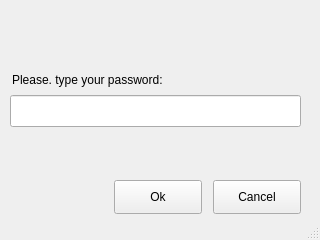
First picture: the form in buttermanager/buttermanager/ui/PasswordWindow.ui, repository egara/buttermanager, before the edit.
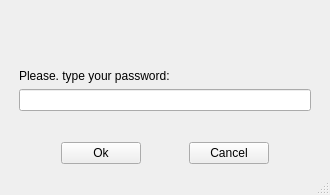
Second picture: the form after the edit.

Commit message: Issue #29. Adjusting layout for PasswordWindow

What changed in the file:
```diff
--- a/buttermanager/buttermanager/ui/PasswordWindow.ui
+++ b/buttermanager/buttermanager/ui/PasswordWindow.ui
@@ -6,96 +6,196 @@
    <rect>
     <x>0</x>
     <y>0</y>
-    <width>320</width>
-    <height>240</height>
+    <width>330</width>
+    <height>195</height>
    </rect>
   </property>
   <property name="windowTitle">
    <string>Password</string>
   </property>
   <widget class="QWidget" name="centralwidget">
-   <widget class="QLabel" name="label_password">
-    <property name="geometry">
-     <rect>
-      <x>12</x>
-      <y>70</y>
-      <width>190</width>
-      <height>20</height>
-     </rect>
-    </property>
-    <property name="text">
-     <string>Please. type your password:</string>
-    </property>
-   </widget>
-   <widget class="QLineEdit" name="input_password">
-    <property name="geometry">
-     <rect>
-      <x>10</x>
-      <y>95</y>
-      <width>291</width>
-      <height>32</height>
-     </rect>
-    </property>
-    <property name="echoMode">
-     <enum>QLineEdit::Password</enum>
-    </property>
-   </widget>
-   <widget class="QPushButton" name="button_ok">
-    <property name="geometry">
-     <rect>
-      <x>114</x>
-      <y>180</y>
-      <width>88</width>
-      <height>34</height>
-     </rect>
-    </property>
-    <property name="text">
-     <string>Ok</string>
-    </property>
-   </widget>
-   <widget class="QPushButton" name="button_cancel">
-    <property name="geometry">
-     <rect>
-      <x>213</x>
-      <y>180</y>
-      <width>88</width>
-      <height>34</height>
-     </rect>
-    </property>
-    <property name="text">
-     <string>Cancel</string>
-    </property>
-   </widget>
-   <widget class="QPushButton" name="button_lock">
-    <property name="geometry">
-     <rect>
-      <x>140</x>
-      <y>20</y>
-      <width>41</width>
-      <height>34</height>
-     </rect>
-    </property>
-    <property name="font">
-     <font>
-      <kerning>false</kerning>
-     </font>
-    </property>
-    <property name="cursor">
-     <cursorShape>ArrowCursor</cursorShape>
-    </property>
-    <property name="toolTip">
-     <string/>
-    </property>
-    <property name="autoFillBackground">
-     <bool>false</bool>
-    </property>
-    <property name="text">
-     <string/>
-    </property>
-    <property name="flat">
-     <bool>true</bool>
-    </property>
-   </widget>
+   <layout class="QVBoxLayout" name="verticalLayout_3">
+    <item>
+     <spacer name="verticalSpacer_3">
+      <property name="orientation">
+       <enum>Qt::Vertical</enum>
+      </property>
+      <property name="sizeHint" stdset="0">
+       <size>
+        <width>20</width>
+        <height>40</height>
+       </size>
+      </property>
+     </spacer>
+    </item>
+    <item>
+     <layout class="QVBoxLayout" name="verticalLayout_2">
+      <property name="leftMargin">
+       <number>10</number>
+      </property>
+      <property name="rightMargin">
+       <number>10</number>
+      </property>
+      <item>
+       <layout class="QHBoxLayout" name="horizontalLayout">
+        <item>
+         <spacer name="horizontalSpacer">
+          <property name="orientation">
+           <enum>Qt::Horizontal</enum>
+          </property>
+          <property name="sizeHint" stdset="0">
+           <size>
+            <width>40</width>
+            <height>20</height>
+           </size>
+          </property>
+         </spacer>
+        </item>
+        <item>
+         <widget class="QPushButton" name="button_lock">
+          <property name="font">
+           <font>
+            <kerning>false</kerning>
+           </font>
+          </property>
+          <property name="cursor">
+           <cursorShape>ArrowCursor</cursorShape>
+          </property>
+          <property name="toolTip">
+           <string/>
+          </property>
+          <property name="autoFillBackground">
+           <bool>false</bool>
+          </property>
+          <property name="text">
+           <string/>
+          </property>
+          <property name="flat">
+           <bool>true</bool>
+          </property>
+         </widget>
+        </item>
+        <item>
+         <spacer name="horizontalSpacer_2">
+          <property name="orientation">
+           <enum>Qt::Horizontal</enum>
+          </property>
+          <property name="sizeHint" stdset="0">
+           <size>
+            <width>40</width>
+            <height>20</height>
+           </size>
+          </property>
+         </spacer>
+        </item>
+       </layout>
+      </item>
+      <item>
+       <spacer name="verticalSpacer_2">
+        <property name="orientation">
+         <enum>Qt::Vertical</enum>
+        </property>
+        <property name="sizeHint" stdset="0">
+         <size>
+          <width>20</width>
+          <height>40</height>
+         </size>
+        </property>
+       </spacer>
+      </item>
+      <item>
+       <widget class="QLabel" name="label_password">
+        <property name="text">
+         <string>Please. type your password:</string>
+        </property>
+       </widget>
+      </item>
+      <item>
+       <widget class="QLineEdit" name="input_password">
+        <property name="echoMode">
+         <enum>QLineEdit::Password</enum>
+        </property>
+       </widget>
+      </item>
+      <item>
+       <spacer name="verticalSpacer">
+        <property name="orientation">
+         <enum>Qt::Vertical</enum>
+        </property>
+        <property name="sizeHint" stdset="0">
+         <size>
+          <width>20</width>
+          <height>40</height>
+         </size>
+        </property>
+       </spacer>
+      </item>
+     </layout>
+    </item>
+    <item>
+     <layout class="QHBoxLayout" name="horizontalLayout_2">
+      <property name="leftMargin">
+       <number>10</number>
+      </property>
+      <property name="rightMargin">
+       <number>10</number>
+      </property>
+      <item>
+       <spacer name="horizontalSpacer_3">
+        <property name="orientation">
+         <enum>Qt::Horizontal</enum>
+        </property>
+        <property name="sizeHint" stdset="0">
+         <size>
+          <width>40</width>
+          <height>20</height>
+         </size>
+        </property>
+       </spacer>
+      </item>
+      <item>
+       <widget class="QPushButton" name="button_ok">
+        <property name="text">
+         <string>Ok</string>
+        </property>
+       </widget>
+      </item>
+      <item>
+       <spacer name="horizontalSpacer_5">
+        <property name="orientation">
+         <enum>Qt::Horizontal</enum>
+        </property>
+        <property name="sizeHint" stdset="0">
+         <size>
+          <width>40</width>
+          <height>20</height>
+         </size>
+        </property>
+       </spacer>
+      </item>
+      <item>
+       <widget class="QPushButton" name="button_cancel">
+        <property name="text">
+         <string>Cancel</string>
+        </property>
+       </widget>
+      </item>
+      <item>
+       <spacer name="horizontalSpacer_4">
+        <property name="orientation">
+         <enum>Qt::Horizontal</enum>
+        </property>
+        <property name="sizeHint" stdset="0">
+         <size>
+          <width>40</width>
+          <height>20</height>
+         </size>
+        </property>
+       </spacer>
+      </item>
+     </layout>
+    </item>
+   </layout>
   </widget>
   <widget class="QStatusBar" name="statusbar"/>
  </widget>
```
